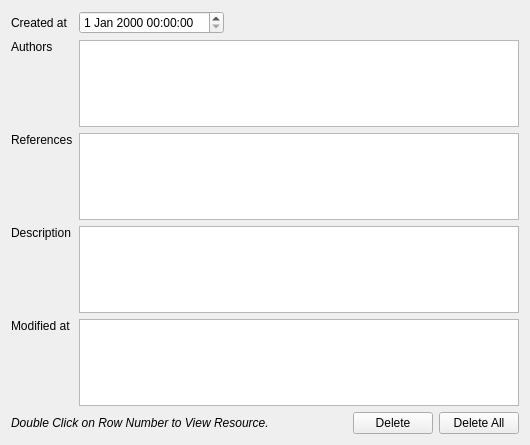
Above: copasi/MIRIAMUI/CQMiriamWidget.ui from copasi/COPASI before the change. Below: the same form after it.
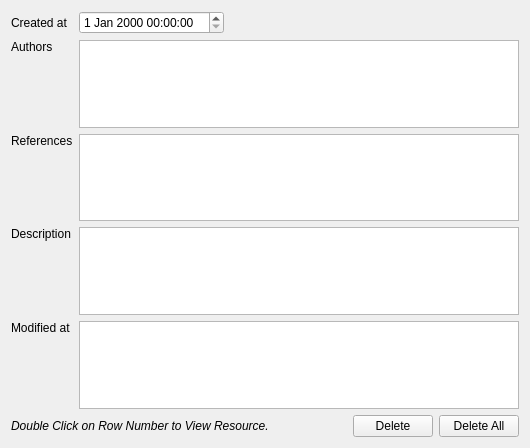
That is the form after the change. Custom widgets are drawn as their Qt base class.

```diff
--- a/copasi/MIRIAMUI/CQMiriamWidget.ui
+++ b/copasi/MIRIAMUI/CQMiriamWidget.ui
@@ -18,7 +18,7 @@
     <x>0</x>
     <y>0</y>
     <width>530</width>
-    <height>445</height>
+    <height>448</height>
    </rect>
   </property>
   <property name="caption" stdset="0">
@@ -233,6 +233,9 @@
        <property name="text">
         <string>Delete</string>
        </property>
+       <property name="flat">
+        <bool>false</bool>
+       </property>
       </widget>
      </item>
      <item>
```
Left out of the diff: 16 changed lines with no effect on the pictures.
